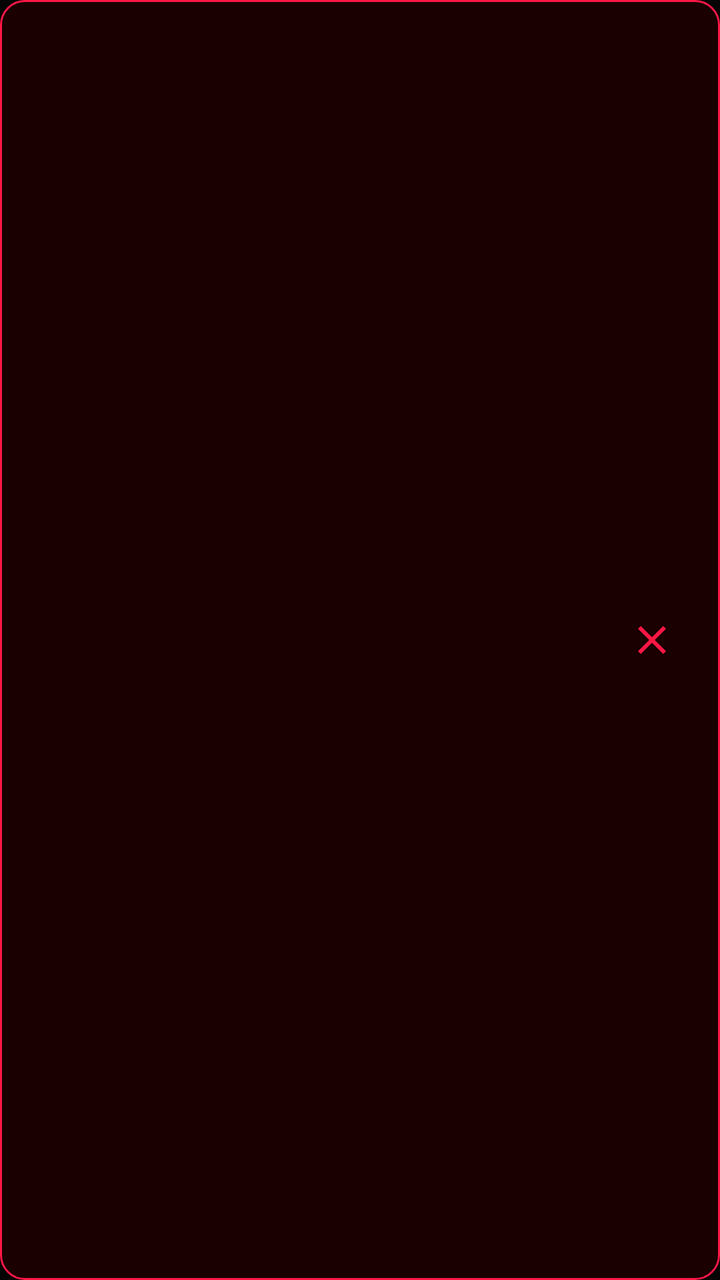
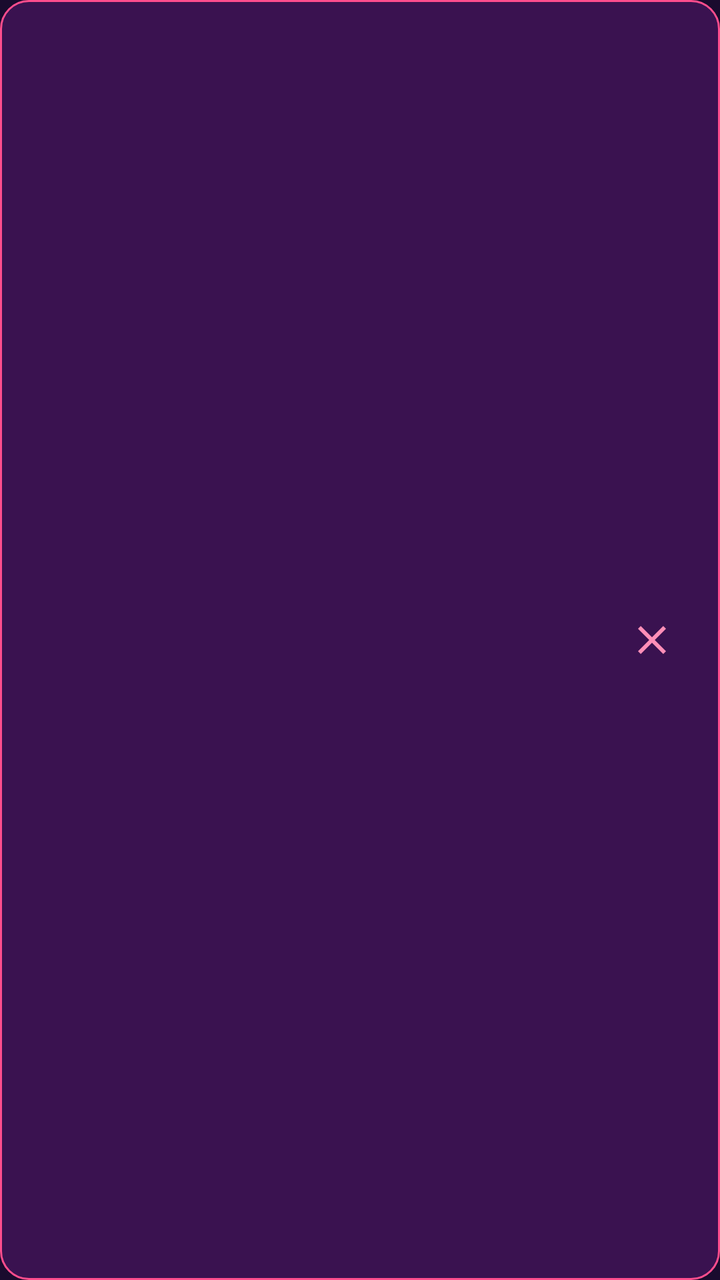

The first picture is an Android layout as it rendered before a commit; the second is the same layout after the commit. The layout source and the unified diff follow.
<!-- AndroidManifest.xml: application theme Theme.Myra -->
<!-- res/layout/item_prime_contact.xml -->
<?xml version="1.0" encoding="utf-8"?>
<LinearLayout xmlns:android="http://schemas.android.com/apk/res/android"
    android:layout_width="match_parent"
    android:layout_height="wrap_content"
    android:layout_marginBottom="8dp"
    android:background="@drawable/bg_prime_badge"
    android:gravity="center_vertical"
    android:orientation="horizontal"
    android:padding="12dp">

    <LinearLayout
        android:layout_width="0dp"
        android:layout_height="wrap_content"
        android:layout_weight="1"
        android:orientation="vertical">

        <TextView
            android:id="@+id/primeItemName"
            android:layout_width="wrap_content"
            android:layout_height="wrap_content"
            android:textColor="#EEEEEE"
            android:textSize="15sp"
            android:textStyle="bold" />

        <TextView
            android:id="@+id/primeItemNumber"
            android:layout_width="wrap_content"
            android:layout_height="wrap_content"
            android:fontFamily="monospace"
            android:textColor="#888888"
            android:textSize="12sp" />
    </LinearLayout>

    <ImageButton
        android:id="@+id/primeItemDelete"
        android:layout_width="44dp"
        android:layout_height="44dp"
        android:background="?attr/selectableItemBackgroundBorderless"
        android:contentDescription="Delete contact"
        android:src="@drawable/ic_close" />
</LinearLayout>
<!-- resources referenced by this layout -->
<resources>
  <!-- drawable bg_prime_badge (drawable) -->
  <?xml version="1.0" encoding="utf-8"?>
  <shape xmlns:android="http://schemas.android.com/apk/res/android" android:shape="rectangle">
      <solid android:color="#1A0000" />
      <stroke android:width="1dp" android:color="#FF1744" />
      <corners android:radius="12dp" />
  </shape>
  <!-- drawable ic_close (drawable) -->
  <?xml version="1.0" encoding="utf-8"?>
  <vector xmlns:android="http://schemas.android.com/apk/res/android"
      android:width="24dp" android:height="24dp" android:viewportWidth="24" android:viewportHeight="24">
      <path android:fillColor="#FF1744" android:pathData="M19,6.41L17.59,5 12,10.59 6.41,5 5,6.41 10.59,12 5,17.59 6.41,19 12,13.41 17.59,19 19,17.59 13.41,12z" />
  </vector>
  <style name="Theme.Myra" parent="Theme.MaterialComponents.NoActionBar">
          <item name="colorPrimary">@color/myra_red</item>
          <item name="colorPrimaryVariant">@color/myra_red</item>
          <item name="colorOnPrimary">@color/white</item>
          <item name="colorSecondary">@color/myra_purple</item>
          <item name="android:windowBackground">@color/myra_bg</item>
          <item name="android:statusBarColor">@android:color/transparent</item>
          <item name="android:navigationBarColor">@color/myra_bg</item>
          <item name="android:textColorPrimary">@color/myra_text</item>
          <item name="android:windowLightStatusBar">false</item>
      </style>
  <color name="myra_red">#FF1744</color>
  <color name="white">#FFFFFF</color>
  <color name="myra_purple">#D500F9</color>
  <color name="myra_bg">#050505</color>
  <color name="myra_text">#EEEEEE</color>
</resources>

<!-- the commit's change to res/layout/item_prime_contact.xml (unified diff, before → after) -->
@@ -18,7 +18,7 @@
             android:id="@+id/primeItemName"
             android:layout_width="wrap_content"
             android:layout_height="wrap_content"
-            android:textColor="#EEEEEE"
+            android:textColor="#FFF0F6"
             android:textSize="15sp"
             android:textStyle="bold" />
 
@@ -27,7 +27,7 @@
             android:layout_width="wrap_content"
             android:layout_height="wrap_content"
             android:fontFamily="monospace"
-            android:textColor="#888888"
+            android:textColor="#C9A7E8"
             android:textSize="12sp" />
     </LinearLayout>
 
<!-- resource entries referenced after the edit -->
@@ -3,15 +3,15 @@
   <!-- drawable bg_prime_badge (drawable) -->
   <?xml version="1.0" encoding="utf-8"?>
   <shape xmlns:android="http://schemas.android.com/apk/res/android" android:shape="rectangle">
-      <solid android:color="#1A0000" />
-      <stroke android:width="1dp" android:color="#FF1744" />
-      <corners android:radius="12dp" />
+      <solid android:color="#3A1250" />
+      <stroke android:width="1dp" android:color="#FF4D8D" />
+      <corners android:radius="14dp" />
   </shape>
   <!-- drawable ic_close (drawable) -->
   <?xml version="1.0" encoding="utf-8"?>
   <vector xmlns:android="http://schemas.android.com/apk/res/android"
       android:width="24dp" android:height="24dp" android:viewportWidth="24" android:viewportHeight="24">
-      <path android:fillColor="#FF1744" android:pathData="M19,6.41L17.59,5 12,10.59 6.41,5 5,6.41 10.59,12 5,17.59 6.41,19 12,13.41 17.59,19 19,17.59 13.41,12z" />
+      <path android:fillColor="#FF8FB8" android:pathData="M19,6.41L17.59,5 12,10.59 6.41,5 5,6.41 10.59,12 5,17.59 6.41,19 12,13.41 17.59,19 19,17.59 13.41,12z" />
   </vector>
   <style name="Theme.Myra" parent="Theme.MaterialComponents.NoActionBar">
           <item name="colorPrimary">@color/myra_red</item>
@@ -24,10 +24,10 @@
           <item name="android:textColorPrimary">@color/myra_text</item>
           <item name="android:windowLightStatusBar">false</item>
       </style>
-  <color name="myra_red">#FF1744</color>
+  <color name="myra_red">#FF4D8D</color>
   <color name="white">#FFFFFF</color>
-  <color name="myra_purple">#D500F9</color>
-  <color name="myra_bg">#050505</color>
-  <color name="myra_text">#EEEEEE</color>
+  <color name="myra_purple">#B388FF</color>
+  <color name="myra_bg">#1A0B2E</color>
+  <color name="myra_text">#FFF0F6</color>
 </resources>
 
